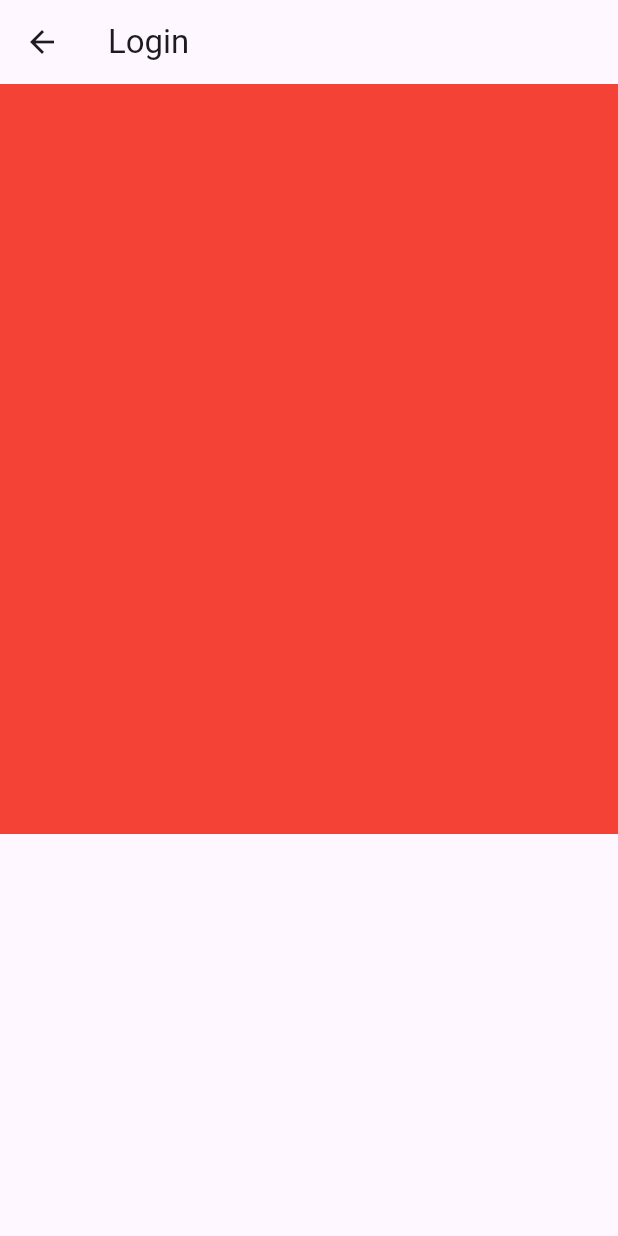
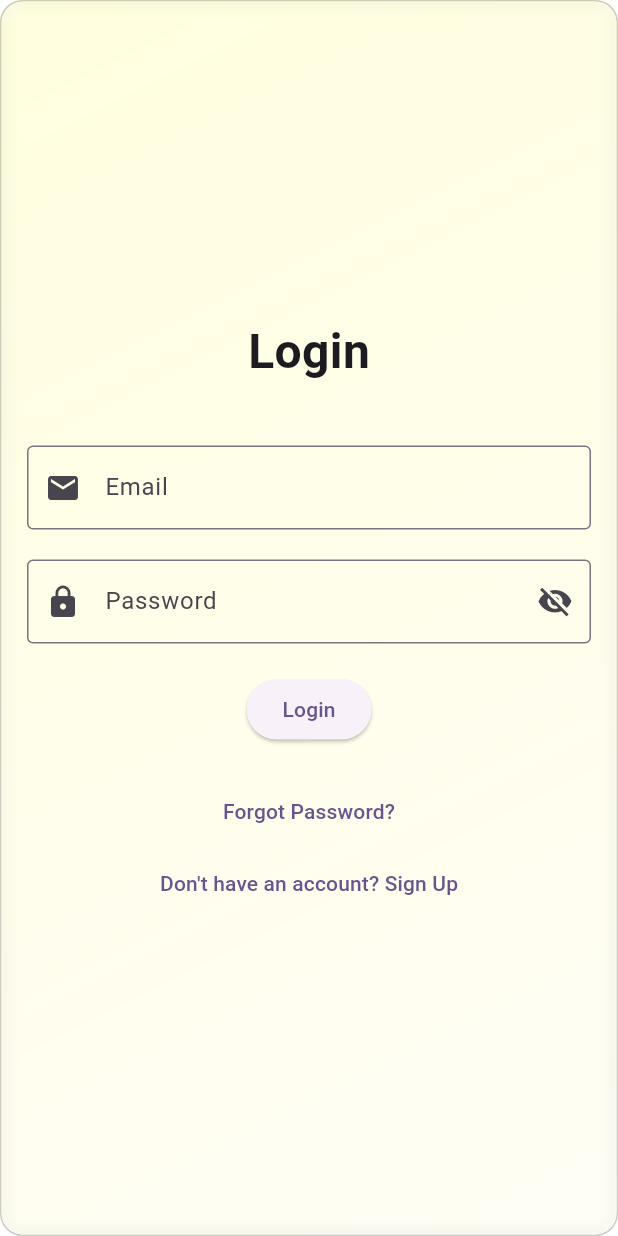
Before and after one commit to Manojkumar491994/GoldSmith, a Flutter app: the screen it shows after launch, on a phone screen of 412 x 824 dp. Run offline on Flutter 3.47's test engine with Material 2 defaults, Android fonts, the phone set to English and light mode, and no system bars.

Commit message:
login reg

```diff
--- /dev/null
+++ b/lib/Glassmarphishm.dart
@@ -0,0 +1,66 @@
+import 'dart:ui';
+
+import 'package:flutter/material.dart';
+
+class GlassmorphicContainer extends StatelessWidget {
+  final double width;
+  final double height;
+  final double borderRadius;
+  final double border;
+  final Widget child;
+
+  const GlassmorphicContainer({
+    required this.width,
+    required this.height,
+    this.borderRadius = 15.0,
+    this.border = 1.0,
+    required this.child,
+  }) ;
+
+  @override
+  Widget build(BuildContext context) {
+    return Container(
+      width: width,
+      height: height,
+      decoration: BoxDecoration(
+        borderRadius: BorderRadius.circular(borderRadius),
+        border: Border.all(
+          color: Colors.black.withOpacity(0.2),
+          width: border,
+        ),
+        gradient: LinearGradient(
+          colors: [
+            Colors.yellowAccent.withOpacity(0.15),
+            Colors.yellow.withOpacity(0.05),
+          ],
+          begin: Alignment.topLeft,
+          end: Alignment.bottomRight,
+        ),
+      ),
+      child: ClipRRect(
+        borderRadius: BorderRadius.circular(borderRadius),
+        child: BackdropFilter(
+          filter: ImageFilter.blur(sigmaX: 5, sigmaY: 5),
+          child: Container(
+            decoration: BoxDecoration(
+              borderRadius: BorderRadius.circular(borderRadius),
+              border: Border.all(
+                color: Colors.white.withOpacity(0.2),
+                width: border,
+              ),
+              gradient: LinearGradient(
+                colors: [
+                  Colors.white.withOpacity(0.15),
+                  Colors.white.withOpacity(0.05),
+                ],
+                begin: Alignment.topLeft,
+                end: Alignment.bottomRight,
+              ),
+            ),
+            child: child,
+          ),
+        ),
+      ),
+    );
+  }
+}
--- a/lib/LoginScreen.dart
+++ b/lib/LoginScreen.dart
@@ -1,40 +1,130 @@
+import 'package:e_gold/Glassmarphishm.dart';
+import 'package:e_gold/RegistionScreeen.dart';
 import 'package:flutter/material.dart';
 
+import 'HomeScreen.dart';
+// Import your home screen
+
 class LoginScreen extends StatefulWidget {
-
-
-
   @override
-  State<LoginScreen> createState() => _LoginScreenState();
-
-  LoginScreen();
+  _LoginScreenState createState() => _LoginScreenState();
 }
 
 class _LoginScreenState extends State<LoginScreen> {
-  String dataFromSplash2 = "";
+  final _formKey = GlobalKey<FormState>();
+  String _email = '';
+  String _password = '';
+  bool isVisible=false;
+
   @override
   Widget build(BuildContext context) {
     return Scaffold(
-      appBar: AppBar(
-        title: Text('Login'),
-      ),
-      body: GestureDetector(
-        onTap: () => back(),
-        child: Container(
-          width: 500,
-          height: 500,
-          color: Colors.red,
-          child: Center(
-              child: Text(
-            "",
-            style: TextStyle(fontSize: 50),
-          )),
-        ),
+      body: Stack(
+        children: [
+          Container(
+            decoration: BoxDecoration(color: Colors.white),
+          ),
+          GlassmorphicContainer(
+            height: MediaQuery.of(context).size.height,
+            width: MediaQuery.of(context).size.width,
+            child: Center(
+              child: Padding(
+                padding: const EdgeInsets.all(16.0),
+                child: Form(
+                  key: _formKey,
+                  child: Column(
+                    mainAxisAlignment: MainAxisAlignment.center,
+                    children: [
+                      Text(
+                        'Login',
+                        style: TextStyle(
+                          fontSize: 32,
+                          fontWeight: FontWeight.bold,
+                        ),
+                      ),
+                      SizedBox(height: 40),
+                      TextFormField(
+                        decoration: InputDecoration(
+                          labelText: 'Email',
+                          border: OutlineInputBorder(),
+                          prefixIcon: Icon(Icons.email),
+                        ),
+                        keyboardType: TextInputType.emailAddress,
+                        validator: (value) {
+                          if (value!.isEmpty) {
+                            return 'Please enter your email';
+                          }
+                          return null;
+                        },
+                        onSaved: (value) {
+                          _email = value!;
+                          print("on   savve $value");
+                        },
+                        onChanged: (val) {
+                          print("on   change $val");
+                        },
+                      ),
+                      SizedBox(height: 20),
+                      TextFormField(
+                        decoration: InputDecoration(
+                            labelText: 'Password',
+                            border: OutlineInputBorder(),
+                            prefixIcon: Icon(Icons.lock),
+                            suffixIcon: GestureDetector(
+                              onTap: (){
+                                setState(() {
+                                  isVisible=!isVisible;
+                                });
+                              },
+                                child: isVisible?Icon(Icons.visibility):Icon(Icons.visibility_off_sharp))),
+                        obscureText: isVisible,
+                        validator: (value) {
+                          if (value!.isEmpty) {
+                            return 'Please enter your password';
+                          }
+                          return null;
+                        },
+                        onSaved: (value) => _password = value!,
+                      ),
+                      SizedBox(height: 20),
+                      ElevatedButton(
+                        onPressed: _login,
+                        child: Text('Login'),
+                      ),
+                      SizedBox(height: 20),
+                      TextButton(
+                        onPressed: () {
+                          // Handle forgot password
+                        },
+                        child: Text('Forgot Password?'),
+                      ),
+                      TextButton(
+                        onPressed: () {
+                          Navigator.of(context).push(
+                            MaterialPageRoute(
+                                builder: (context) => RegistrationScreen()),
+                          );
+                        },
+                        child: Text('Don\'t have an account? Sign Up'),
+                      ),
+                    ],
+                  ),
+                ),
+              ),
+            ),
+          ),
+        ],
       ),
     );
   }
 
-  back() {
-    Navigator.pop(context, "back Login");
+  void _login() {
+    if (_formKey.currentState!.validate()) {
+      _formKey.currentState!.save();
+      // Perform login with _email and _password
+      Navigator.of(context).pushReplacement(
+        MaterialPageRoute(builder: (context) => HomeScreen()),
+      );
+    }
   }
 }
--- a/lib/main.dart
+++ b/lib/main.dart
@@ -39,7 +39,7 @@
         colorScheme: ColorScheme.fromSeed(seedColor: Colors.deepPurple),
         useMaterial3: true,
       ),
-      home: const SplashScreen(),
+      home:  SplashScreen(),
     );
   }
 }
```
Also changed, not shown: lib/HomeScreen.dart (added, +15 -0 lines), lib/RegistionScreeen.dart (added, +186 -0 lines), lib/SplashScreen.dart (+57 -23 lines), Assets/background.png (added), Assets/login.jpg (added), Assets/logo.png (added).
